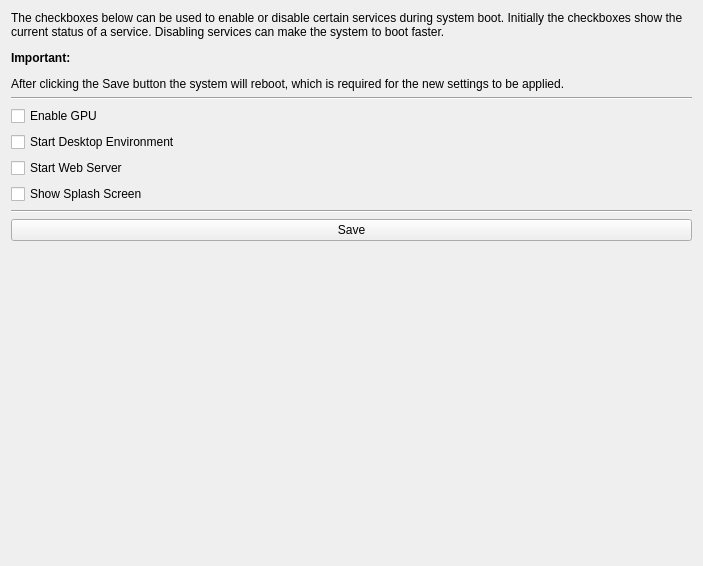
The window that src/brickv/plugin_system/plugins/red/ui/red_tab_settings_services.ui (Tinkerforge/brickv) describes before a commit, drawn with Qt 5.
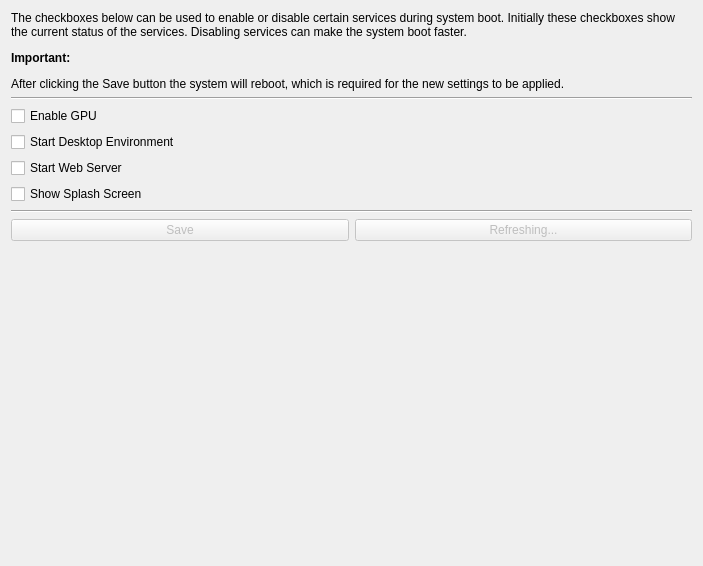
The same window after the commit.

Commit message: red-brick: Implementation of services toolbox.

What changed in the file:
```diff
--- a/src/brickv/plugin_system/plugins/red/ui/red_tab_settings_services.ui
+++ b/src/brickv/plugin_system/plugins/red/ui/red_tab_settings_services.ui
@@ -15,21 +15,19 @@
   </property>
   <layout class="QGridLayout" name="gridLayout">
    <item row="0" column="0">
-    <layout class="QGridLayout" name="gridLayout_2">
-     <item row="0" column="0">
       <widget class="QLabel" name="label_info">
        <property name="text">
-        <string>&lt;html&gt;&lt;head/&gt;&lt;body&gt;&lt;p&gt;The checkboxes below can be used to enable or disable certain services during system boot. Initially the checkboxes show the current status of a service. Disabling services can make the system to boot faster. &lt;/p&gt;&lt;p&gt;&lt;span style=&quot; font-weight:600;&quot;&gt;Important:&lt;/span&gt;&lt;/p&gt;&lt;p&gt;After clicking the Save button the system will reboot, which is required for the new settings to be applied.&lt;/p&gt;&lt;/body&gt;&lt;/html&gt;</string>
+      <string>&lt;html&gt;&lt;head/&gt;&lt;body&gt;&lt;p&gt;The checkboxes below can be used to enable or disable certain services during system boot. Initially these checkboxes show the current status of the services. Disabling services can make the system boot faster. &lt;/p&gt;&lt;p&gt;&lt;span style=&quot; font-weight:600;&quot;&gt;Important:&lt;/span&gt;&lt;/p&gt;&lt;p&gt;After clicking the Save button the system will reboot, which is required for the new settings to be applied.&lt;/p&gt;&lt;/body&gt;&lt;/html&gt;</string>
        </property>
        <property name="wordWrap">
         <bool>true</bool>
        </property>
       </widget>
      </item>
-     <item row="7" column="0">
-      <widget class="QPushButton" name="pbutton_services_save">
-       <property name="text">
-        <string>Save</string>
+   <item row="1" column="0">
+    <widget class="Line" name="line_2">
+     <property name="orientation">
+      <enum>Qt::Horizontal</enum>
        </property>
       </widget>
      </item>
@@ -61,6 +59,37 @@
        </property>
       </widget>
      </item>
+   <item row="6" column="0">
+    <widget class="Line" name="line">
+     <property name="orientation">
+      <enum>Qt::Horizontal</enum>
+     </property>
+    </widget>
+   </item>
+   <item row="7" column="0">
+    <layout class="QHBoxLayout" name="horizontalLayout_2">
+     <item>
+      <widget class="QPushButton" name="pbutton_services_save">
+       <property name="enabled">
+        <bool>false</bool>
+       </property>
+       <property name="text">
+        <string>Save</string>
+       </property>
+      </widget>
+     </item>
+     <item>
+      <widget class="QPushButton" name="pbutton_services_refresh">
+       <property name="enabled">
+        <bool>false</bool>
+       </property>
+       <property name="text">
+        <string>Refreshing...</string>
+       </property>
+      </widget>
+     </item>
+    </layout>
+   </item>
      <item row="8" column="0">
       <spacer name="verticalSpacer">
        <property name="orientation">
@@ -69,26 +98,10 @@
        <property name="sizeHint" stdset="0">
         <size>
          <width>20</width>
-         <height>40</height>
+       <height>248</height>
         </size>
        </property>
       </spacer>
-     </item>
-     <item row="6" column="0">
-      <widget class="Line" name="line">
-       <property name="orientation">
-        <enum>Qt::Horizontal</enum>
-       </property>
-      </widget>
-     </item>
-     <item row="1" column="0">
-      <widget class="Line" name="line_2">
-       <property name="orientation">
-        <enum>Qt::Horizontal</enum>
-       </property>
-      </widget>
-     </item>
-    </layout>
    </item>
   </layout>
  </widget>
```
Left out of the diff: 6 changed lines with no effect on the pictures. Lines whose indentation alone changed are shown as unchanged. The commit also changes 5 other files.
